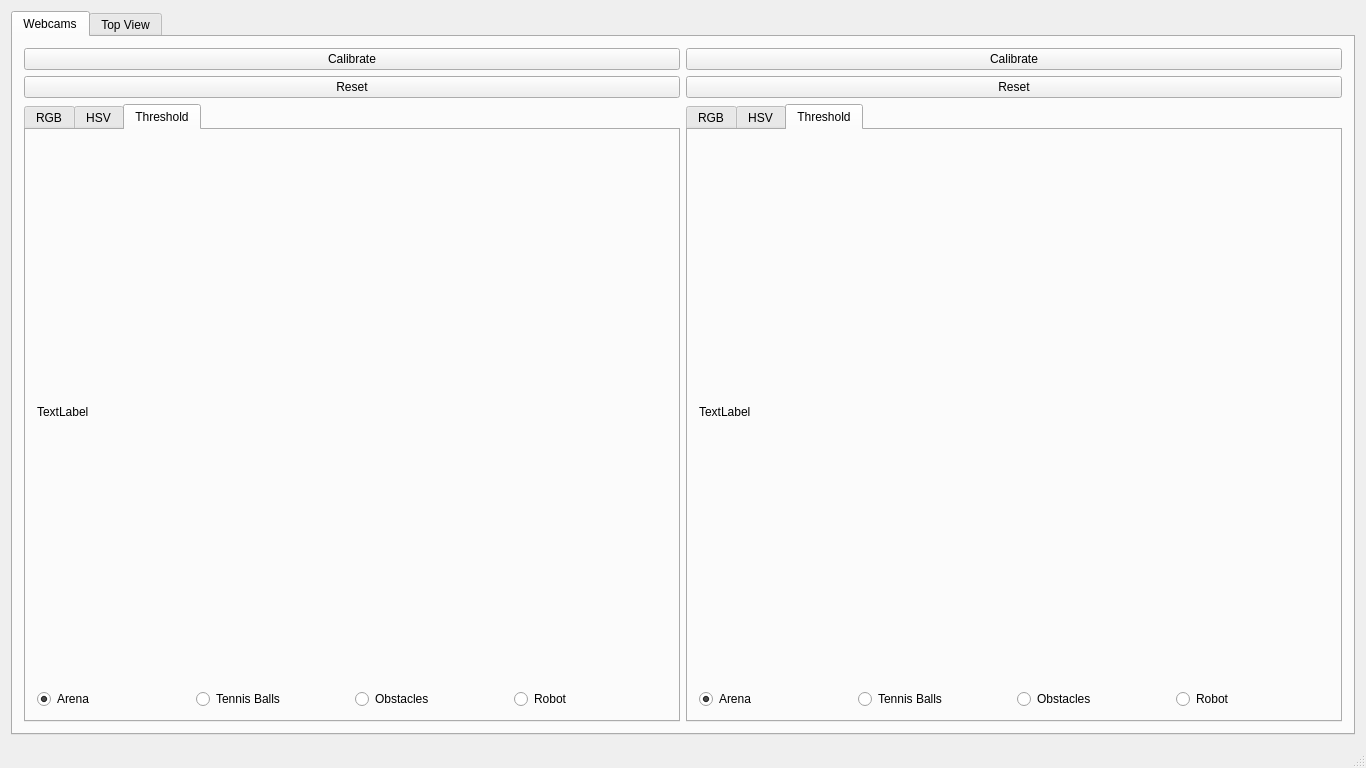
First picture: the form in gui/gui.ui, repository psmagicman/GoldenBoot474, before the edit.
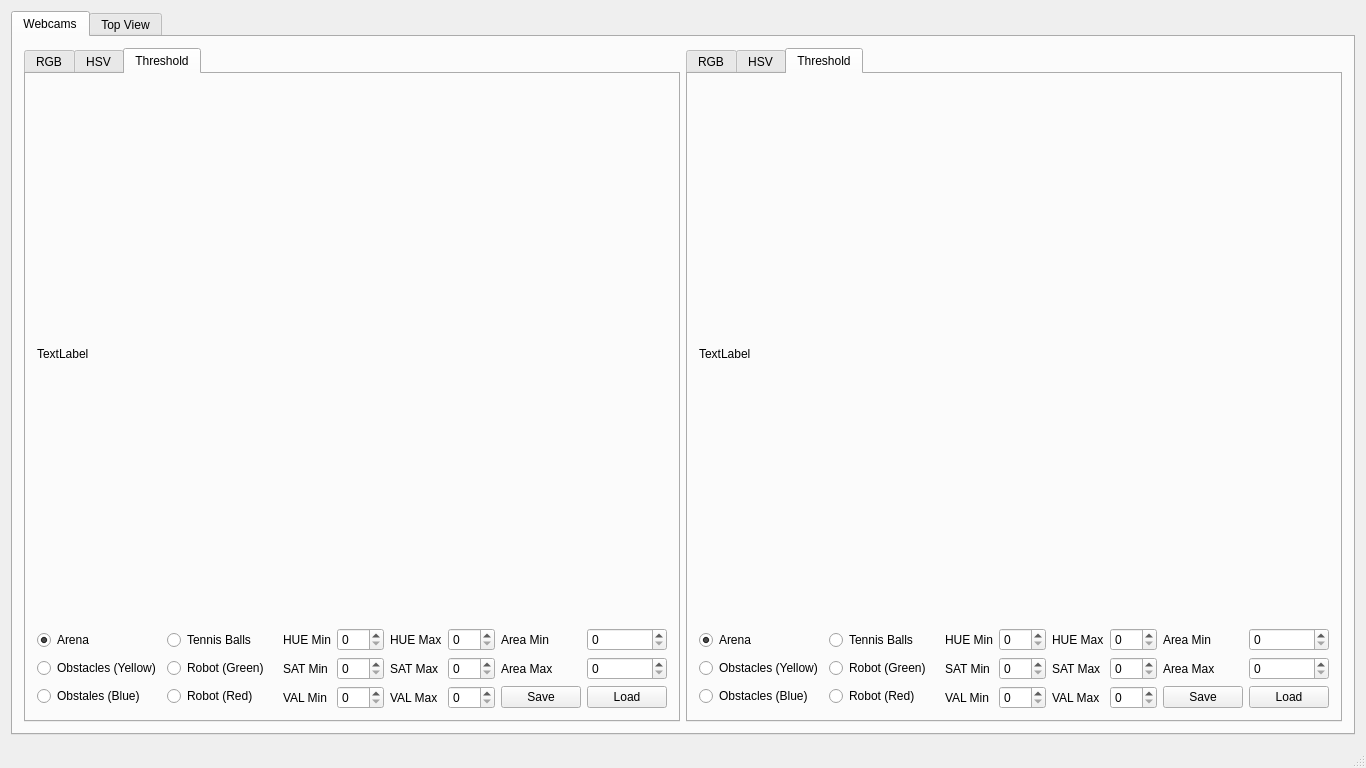
Second picture: the form after the edit. The open tabs and pages were chosen to show the change.

The edit to the form file:
```diff
--- a/gui/gui.ui
+++ b/gui/gui.ui
@@ -25,138 +25,7 @@
         <string>Webcams</string>
        </attribute>
        <layout class="QGridLayout" name="gridLayout_2">
-        <item row="2" column="0">
-         <widget class="QTabWidget" name="leftTab">
-          <property name="currentIndex">
-           <number>0</number>
-          </property>
-          <widget class="QWidget" name="leftTab_RGB">
-           <attribute name="title">
-            <string>RGB</string>
-           </attribute>
-           <layout class="QGridLayout" name="gridLayout_3">
-            <item row="0" column="0">
-             <widget class="QLabel" name="leftRGB">
-              <property name="text">
-               <string>TextLabel</string>
-              </property>
-             </widget>
-            </item>
-            <item row="1" column="0">
-             <layout class="QHBoxLayout" name="horizontalLayout_2">
-              <item>
-               <widget class="QCheckBox" name="leftArenaCheck">
-                <property name="text">
-                 <string>Arena</string>
-                </property>
-                <property name="checked">
-                 <bool>true</bool>
-                </property>
-               </widget>
-              </item>
-              <item>
-               <widget class="QCheckBox" name="leftBallsCheck">
-                <property name="text">
-                 <string>Tennis Balls</string>
-                </property>
-                <property name="checked">
-                 <bool>true</bool>
-                </property>
-               </widget>
-              </item>
-              <item>
-               <widget class="QCheckBox" name="leftObstaclesCheck">
-                <property name="text">
-                 <string>Obstacles</string>
-                </property>
-                <property name="checked">
-                 <bool>true</bool>
-                </property>
-               </widget>
-              </item>
-              <item>
-               <widget class="QCheckBox" name="leftRobotCheck">
-                <property name="text">
-                 <string>Robot</string>
-                </property>
-                <property name="checked">
-                 <bool>true</bool>
-                </property>
-               </widget>
-              </item>
-             </layout>
-            </item>
-           </layout>
-          </widget>
-          <widget class="QWidget" name="leftTab_HSV">
-           <attribute name="title">
-            <string>HSV</string>
-           </attribute>
-           <layout class="QGridLayout" name="gridLayout_6">
-            <item row="0" column="0">
-             <widget class="QLabel" name="leftHSV">
-              <property name="text">
-               <string>TextLabel</string>
-              </property>
-             </widget>
-            </item>
-           </layout>
-          </widget>
-          <widget class="QWidget" name="leftTab_Threshold">
-           <attribute name="title">
-            <string>Threshold</string>
-           </attribute>
-           <layout class="QGridLayout" name="gridLayout_7">
-            <item row="0" column="0">
-             <widget class="QLabel" name="leftThreshold">
-              <property name="text">
-               <string>TextLabel</string>
-              </property>
-             </widget>
-            </item>
-            <item row="1" column="0">
-             <layout class="QHBoxLayout" name="leftRadios">
-              <item>
-               <widget class="QRadioButton" name="leftArenaRadio">
-                <property name="text">
-                 <string>Arena</string>
-                </property>
-                <property name="checkable">
-                 <bool>true</bool>
-                </property>
-                <property name="checked">
-                 <bool>true</bool>
-                </property>
-               </widget>
-              </item>
-              <item>
-               <widget class="QRadioButton" name="leftBallsRadio">
-                <property name="text">
-                 <string>Tennis Balls</string>
-                </property>
-               </widget>
-              </item>
-              <item>
-               <widget class="QRadioButton" name="leftObstaclesRadio">
-                <property name="text">
-                 <string>Obstacles</string>
-                </property>
-               </widget>
-              </item>
-              <item>
-               <widget class="QRadioButton" name="leftRobotRadio">
-                <property name="text">
-                 <string>Robot</string>
-                </property>
-               </widget>
-              </item>
-             </layout>
-            </item>
-           </layout>
-          </widget>
-         </widget>
-        </item>
-        <item row="2" column="1">
+        <item row="4" column="1">
          <widget class="QTabWidget" name="rightTab">
           <property name="currentIndex">
            <number>0</number>
@@ -215,6 +84,20 @@
                 </property>
                </widget>
               </item>
+              <item>
+               <widget class="QPushButton" name="rightCalibrate">
+                <property name="text">
+                 <string>Calibrate</string>
+                </property>
+               </widget>
+              </item>
+              <item>
+               <widget class="QPushButton" name="rightReset">
+                <property name="text">
+                 <string>Reset</string>
+                </property>
+               </widget>
+              </item>
              </layout>
             </item>
            </layout>
@@ -248,71 +131,481 @@
             <item row="1" column="0">
              <layout class="QHBoxLayout" name="right">
               <item>
-               <widget class="QRadioButton" name="rightArenaRadio">
+               <layout class="QGridLayout" name="gridLayout_13">
+                <item row="0" column="0">
+                 <widget class="QRadioButton" name="rightArenaRadio">
+                  <property name="text">
+                   <string>Arena</string>
+                  </property>
+                  <property name="checkable">
+                   <bool>true</bool>
+                  </property>
+                  <property name="checked">
+                   <bool>true</bool>
+                  </property>
+                 </widget>
+                </item>
+                <item row="0" column="1">
+                 <widget class="QRadioButton" name="rightBallsRadio">
+                  <property name="text">
+                   <string>Tennis Balls</string>
+                  </property>
+                 </widget>
+                </item>
+                <item row="1" column="1">
+                 <widget class="QRadioButton" name="rightRobot1Radio">
+                  <property name="text">
+                   <string>Robot (Green)</string>
+                  </property>
+                 </widget>
+                </item>
+                <item row="1" column="0">
+                 <widget class="QRadioButton" name="rightObstacles1Radio">
+                  <property name="text">
+                   <string>Obstacles (Yellow)</string>
+                  </property>
+                 </widget>
+                </item>
+                <item row="2" column="1">
+                 <widget class="QRadioButton" name="rightRobot2Radio">
+                  <property name="text">
+                   <string>Robot (Red)</string>
+                  </property>
+                 </widget>
+                </item>
+                <item row="2" column="0">
+                 <widget class="QRadioButton" name="rightObstacles2Radio">
+                  <property name="text">
+                   <string>Obstacles (Blue)</string>
+                  </property>
+                 </widget>
+                </item>
+               </layout>
+              </item>
+              <item>
+               <layout class="QGridLayout" name="gridLayout_12">
+                <item row="0" column="5">
+                 <widget class="QSpinBox" name="spinRightAreaMin">
+                  <property name="maximum">
+                   <number>10000</number>
+                  </property>
+                 </widget>
+                </item>
+                <item row="2" column="0">
+                 <widget class="QLabel" name="label_11">
+                  <property name="text">
+                   <string>VAL Min</string>
+                  </property>
+                 </widget>
+                </item>
+                <item row="2" column="3">
+                 <widget class="QSpinBox" name="spinRightValMax">
+                  <property name="maximum">
+                   <number>256</number>
+                  </property>
+                 </widget>
+                </item>
+                <item row="1" column="2">
+                 <widget class="QLabel" name="label_13">
+                  <property name="text">
+                   <string>SAT Max</string>
+                  </property>
+                 </widget>
+                </item>
+                <item row="0" column="4">
+                 <widget class="QLabel" name="label_15">
+                  <property name="text">
+                   <string>Area Min</string>
+                  </property>
+                 </widget>
+                </item>
+                <item row="2" column="2">
+                 <widget class="QLabel" name="label_14">
+                  <property name="text">
+                   <string>VAL Max</string>
+                  </property>
+                 </widget>
+                </item>
+                <item row="0" column="1">
+                 <widget class="QSpinBox" name="spinRightHueMin">
+                  <property name="maximum">
+                   <number>256</number>
+                  </property>
+                 </widget>
+                </item>
+                <item row="1" column="1">
+                 <widget class="QSpinBox" name="spinRightSatMin">
+                  <property name="maximum">
+                   <number>256</number>
+                  </property>
+                 </widget>
+                </item>
+                <item row="1" column="5">
+                 <widget class="QSpinBox" name="spinRightAreaMax">
+                  <property name="maximum">
+                   <number>10000</number>
+                  </property>
+                 </widget>
+                </item>
+                <item row="0" column="3">
+                 <widget class="QSpinBox" name="spinRightHueMax">
+                  <property name="maximum">
+                   <number>256</number>
+                  </property>
+                 </widget>
+                </item>
+                <item row="0" column="0">
+                 <widget class="QLabel" name="label_9">
+                  <property name="text">
+                   <string>HUE Min</string>
+                  </property>
+                 </widget>
+                </item>
+                <item row="2" column="1">
+                 <widget class="QSpinBox" name="spinRightValMin">
+                  <property name="maximum">
+                   <number>256</number>
+                  </property>
+                 </widget>
+                </item>
+                <item row="1" column="4">
+                 <widget class="QLabel" name="label_16">
+                  <property name="text">
+                   <string>Area Max</string>
+                  </property>
+                 </widget>
+                </item>
+                <item row="1" column="0">
+                 <widget class="QLabel" name="label_10">
+                  <property name="text">
+                   <string>SAT Min</string>
+                  </property>
+                 </widget>
+                </item>
+                <item row="1" column="3">
+                 <widget class="QSpinBox" name="spinRightSatMax">
+                  <property name="maximum">
+                   <number>256</number>
+                  </property>
+                 </widget>
+                </item>
+                <item row="0" column="2">
+                 <widget class="QLabel" name="label_12">
+                  <property name="text">
+                   <string>HUE Max</string>
+                  </property>
+                 </widget>
+                </item>
+                <item row="2" column="4">
+                 <widget class="QPushButton" name="rightSave">
+                  <property name="text">
+                   <string>Save</string>
+                  </property>
+                 </widget>
+                </item>
+                <item row="2" column="5">
+                 <widget class="QPushButton" name="rightLoad">
+                  <property name="text">
+                   <string>Load</string>
+                  </property>
+                 </widget>
+                </item>
+               </layout>
+              </item>
+             </layout>
+            </item>
+           </layout>
+          </widget>
+         </widget>
+        </item>
+        <item row="4" column="0">
+         <widget class="QTabWidget" name="leftTab">
+          <property name="currentIndex">
+           <number>2</number>
+          </property>
+          <widget class="QWidget" name="leftTab_RGB">
+           <attribute name="title">
+            <string>RGB</string>
+           </attribute>
+           <layout class="QGridLayout" name="gridLayout_3">
+            <item row="0" column="0">
+             <widget class="QLabel" name="leftRGB">
+              <property name="text">
+               <string>TextLabel</string>
+              </property>
+             </widget>
+            </item>
+            <item row="1" column="0">
+             <layout class="QHBoxLayout" name="horizontalLayout_2">
+              <item>
+               <widget class="QCheckBox" name="leftArenaCheck">
                 <property name="text">
                  <string>Arena</string>
                 </property>
-                <property name="checkable">
-                 <bool>true</bool>
-                </property>
                 <property name="checked">
                  <bool>true</bool>
                 </property>
                </widget>
               </item>
               <item>
-               <widget class="QRadioButton" name="rightBallsRadio">
+               <widget class="QCheckBox" name="leftBallsCheck">
                 <property name="text">
                  <string>Tennis Balls</string>
                 </property>
                </widget>
               </item>
               <item>
-               <widget class="QRadioButton" name="rightObstaclesRadio">
+               <widget class="QCheckBox" name="leftObstaclesCheck">
                 <property name="text">
                  <string>Obstacles</string>
                 </property>
                </widget>
               </item>
               <item>
-               <widget class="QRadioButton" name="rightRobotRadio">
+               <widget class="QCheckBox" name="leftRobotCheck">
                 <property name="text">
                  <string>Robot</string>
                 </property>
                </widget>
               </item>
+              <item>
+               <widget class="QPushButton" name="leftCalibrate">
+                <property name="text">
+                 <string>Calibrate</string>
+                </property>
+               </widget>
+              </item>
+              <item>
+               <widget class="QPushButton" name="leftReset">
+                <property name="text">
+                 <string>Reset</string>
+                </property>
+               </widget>
+              </item>
              </layout>
             </item>
            </layout>
           </widget>
-         </widget>
-        </item>
-        <item row="0" column="1">
-         <widget class="QPushButton" name="rightCalibrate">
-          <property name="text">
-           <string>Calibrate</string>
-          </property>
-         </widget>
-        </item>
-        <item row="0" column="0">
-         <widget class="QPushButton" name="leftCalibrate">
-          <property name="text">
-           <string>Calibrate</string>
-          </property>
-         </widget>
-        </item>
-        <item row="1" column="0">
-         <widget class="QPushButton" name="leftReset">
-          <property name="text">
-           <string>Reset</string>
-          </property>
-         </widget>
-        </item>
-        <item row="1" column="1">
-         <widget class="QPushButton" name="rightReset">
-          <property name="text">
-           <string>Reset</string>
-          </property>
+          <widget class="QWidget" name="leftTab_HSV">
+           <attribute name="title">
+            <string>HSV</string>
+           </attribute>
+           <layout class="QGridLayout" name="gridLayout_6">
+            <item row="0" column="0">
+             <widget class="QLabel" name="leftHSV">
+              <property name="text">
+               <string>TextLabel</string>
+              </property>
+             </widget>
+            </item>
+           </layout>
+          </widget>
+          <widget class="QWidget" name="leftTab_Threshold">
+           <attribute name="title">
+            <string>Threshold</string>
+           </attribute>
+           <layout class="QGridLayout" name="gridLayout_7">
+            <item row="0" column="0">
+             <widget class="QLabel" name="leftThreshold">
+              <property name="text">
+               <string>TextLabel</string>
+              </property>
+             </widget>
+            </item>
+            <item row="1" column="0">
+             <layout class="QHBoxLayout" name="leftRadios">
+              <item>
+               <layout class="QGridLayout" name="gridLayout_11" rowstretch="0,0,0,0" rowminimumheight="0,0,0,0">
+                <property name="sizeConstraint">
+                 <enum>QLayout::SetMinimumSize</enum>
+                </property>
+                <property name="horizontalSpacing">
+                 <number>6</number>
+                </property>
+                <item row="3" column="0">
+                 <widget class="QRadioButton" name="leftObstacles2Radio">
+                  <property name="text">
+                   <string>Obstales (Blue)</string>
+                  </property>
+                 </widget>
+                </item>
+                <item row="0" column="0">
+                 <widget class="QRadioButton" name="leftArenaRadio">
+                  <property name="text">
+                   <string>Arena</string>
+                  </property>
+                  <property name="checkable">
+                   <bool>true</bool>
+                  </property>
+                  <property name="checked">
+                   <bool>true</bool>
+                  </property>
+                 </widget>
+                </item>
+                <item row="2" column="0">
+                 <widget class="QRadioButton" name="leftObstacles1Radio">
+                  <property name="text">
+                   <string>Obstacles (Yellow)</string>
+                  </property>
+                 </widget>
+                </item>
+                <item row="0" column="1">
+                 <widget class="QRadioButton" name="leftBallsRadio">
+                  <property name="text">
+                   <string>Tennis Balls</string>
+                  </property>
+                 </widget>
+                </item>
+                <item row="2" column="1">
+                 <widget class="QRadioButton" name="leftRobot1Radio">
+                  <property name="text">
+                   <string>Robot (Green)</string>
+                  </property>
+                 </widget>
+                </item>
+                <item row="3" column="1">
+                 <widget class="QRadioButton" name="leftRobot2Radio">
+                  <property name="text">
+                   <string>Robot (Red)</string>
+                  </property>
+                 </widget>
+                </item>
+               </layout>
+              </item>
+              <item>
+               <layout class="QGridLayout" name="gridLayout_10">
+                <item row="0" column="4">
+                 <widget class="QLabel" name="label_7">
+                  <property name="text">
+                   <string>Area Min</string>
+                  </property>
+                 </widget>
+                </item>
+                <item row="2" column="0">
+                 <widget class="QLabel" name="label_3">
+                  <property name="text">
+                   <string>VAL Min</string>
+                  </property>
+                 </widget>
+                </item>
+                <item row="0" column="0">
+                 <widget class="QLabel" name="label">
+                  <property name="text">
+                   <string>HUE Min</string>
+                  </property>
+                 </widget>
+                </item>
+                <item row="1" column="2">
+                 <widget class="QLabel" name="label_5">
+                  <property name="text">
+                   <string>SAT Max</string>
+                  </property>
+                 </widget>
+                </item>
+                <item row="0" column="1">
+                 <widget class="QSpinBox" name="spinLeftHueMin">
+                  <property name="maximum">
+                   <number>256</number>
+                  </property>
+                 </widget>
+                </item>
+                <item row="1" column="0">
+                 <widget class="QLabel" name="label_2">
+                  <property name="text">
+                   <string>SAT Min</string>
+                  </property>
+                 </widget>
+                </item>
+                <item row="2" column="2">
+                 <widget class="QLabel" name="label_6">
+                  <property name="text">
+                   <string>VAL Max</string>
+                  </property>
+                 </widget>
+                </item>
+                <item row="0" column="2">
+                 <widget class="QLabel" name="label_4">
+                  <property name="text">
+                   <string>HUE Max</string>
+                  </property>
+                 </widget>
+                </item>
+                <item row="1" column="1">
+                 <widget class="QSpinBox" name="spinLeftSatMin">
+                  <property name="maximum">
+                   <number>256</number>
+                  </property>
+                 </widget>
+                </item>
+                <item row="1" column="3">
+                 <widget class="QSpinBox" name="spinLeftSatMax">
+                  <property name="maximum">
+                   <number>256</number>
+                  </property>
+                 </widget>
+                </item>
+                <item row="2" column="3">
+                 <widget class="QSpinBox" name="spinLeftValMax">
+                  <property name="maximum">
+                   <number>256</number>
+                  </property>
+                 </widget>
+                </item>
+                <item row="0" column="3">
+                 <widget class="QSpinBox" name="spinLeftHueMax">
+                  <property name="maximum">
+                   <number>256</number>
+                  </property>
+                 </widget>
+                </item>
+                <item row="2" column="1">
+                 <widget class="QSpinBox" name="spinLeftValMin">
+                  <property name="maximum">
+                   <number>256</number>
+                  </property>
+                 </widget>
+                </item>
+                <item row="0" column="5">
+                 <widget class="QSpinBox" name="spinLeftAreaMin">
+                  <property name="maximum">
+                   <number>10000</number>
+                  </property>
+                 </widget>
+                </item>
+                <item row="1" column="4">
+                 <widget class="QLabel" name="label_8">
+                  <property name="text">
+                   <string>Area Max</string>
+                  </property>
+                 </widget>
+                </item>
+                <item row="1" column="5">
+                 <widget class="QSpinBox" name="spinLeftAreaMax">
+                  <property name="maximum">
+                   <number>10000</number>
+                  </property>
+                 </widget>
+                </item>
+                <item row="2" column="4">
+                 <widget class="QPushButton" name="leftSave">
+                  <property name="text">
+                   <string>Save</string>
+                  </property>
+                 </widget>
+                </item>
+                <item row="2" column="5">
+                 <widget class="QPushButton" name="leftLoad">
+                  <property name="text">
+                   <string>Load</string>
+                  </property>
+                 </widget>
+                </item>
+               </layout>
+              </item>
+             </layout>
+            </item>
+           </layout>
+          </widget>
          </widget>
         </item>
        </layout>
```
Left out of the diff: 74 changed lines with no effect on the pictures.
